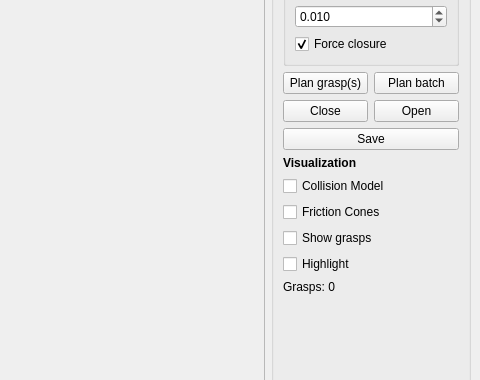
Old version of the form GraspPlanning/examples/GraspPlanner/GraspPlanner.ui in the repository ctrl-shift-C-V/aurmr_simox_script; both pictures show x 599 to 1079 and y 242 to 622 of the 1079 by 819 pixel window.
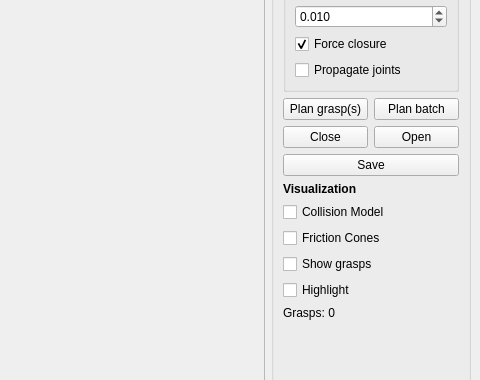
New version of the form.

Commit message: Add option to suppress propagating joint values

```diff
--- a/GraspPlanning/examples/GraspPlanner/GraspPlanner.ui
+++ b/GraspPlanning/examples/GraspPlanner/GraspPlanner.ui
@@ -182,6 +182,16 @@
             </property>
            </widget>
           </item>
+          <item row="8" column="0">
+           <widget class="QCheckBox" name="checkBoxPropagateJointValues">
+            <property name="toolTip">
+             <string>This might lead to infinite loops</string>
+            </property>
+            <property name="text">
+             <string>Propagate joints</string>
+            </property>
+           </widget>
+          </item>
          </layout>
         </widget>
        </item>
```
Left out of the diff: 2 changed lines with no effect on the pictures. The commit also changes 1 other file.
